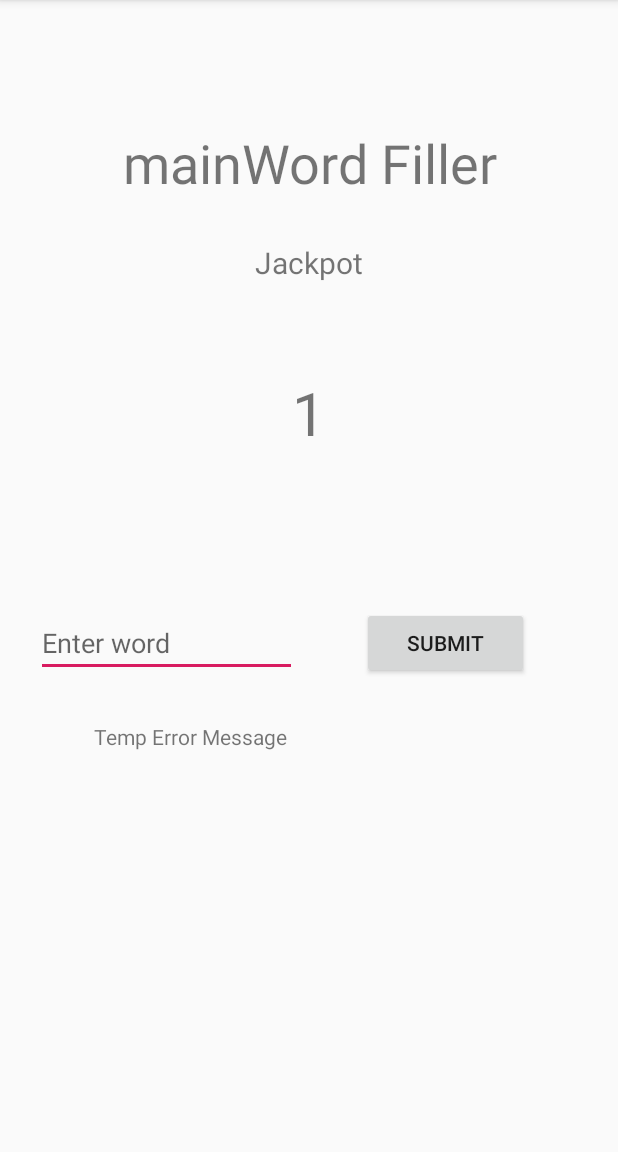
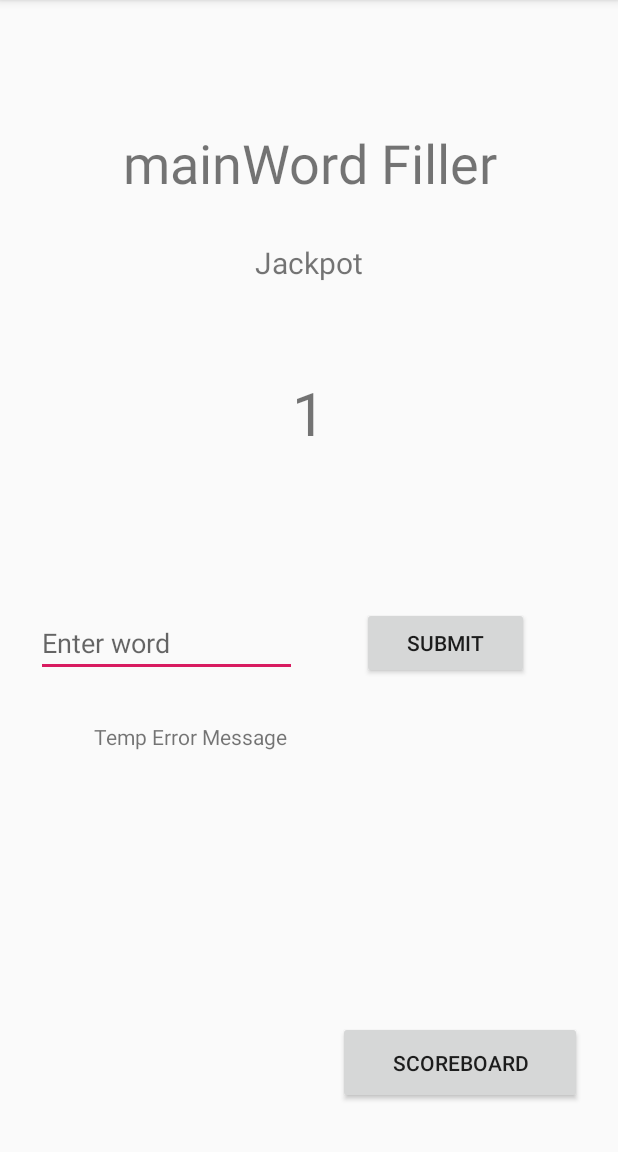
Before and after one commit to glie2/FreedomOfSpeech, an Android app: the screen it shows after launch (GameActivity), after a tap on "START", on a phone screen of 412 x 824 dp, the part 84-1236 px from its top. Run offline under Robolectric (Android 15) with nearby library versions, the phone set to English and light mode, and no system bars.

Commit message:
Added Scoreboard and worked on GameActivity

```diff
--- a/app/src/main/java/com/example/freedomofspeech/MainActivity.java
+++ b/app/src/main/java/com/example/freedomofspeech/MainActivity.java
@@ -9,11 +9,21 @@ import android.widget.Button;
 import android.widget.SeekBar;
 import android.widget.TextView;
 
+import java.util.ArrayList;
+import java.util.List;
+
 public class MainActivity extends AppCompatActivity {
 
     Button startButton;
     TextView numberOfPlayers;
     SeekBar seekBar;
+
+    static List<Integer> score;
+    static int jackpot = 1;
+    static int numPlayers = 1;
+    static int playerIndex = 0;
+
+
 
     @Override
     protected void onCreate(Bundle savedInstanceState) {
@@ -31,10 +41,8 @@ public class MainActivity extends AppCompatActivity {
         seekBar.setOnSeekBarChangeListener(new SeekBar.OnSeekBarChangeListener() {
             @Override
             public void onProgressChanged(SeekBar seekBar, int progress, boolean fromUser) {
-
-                int numPlayers = progress + 1;
-                String numPlayersStr = Integer.toString(numPlayers);
-                numberOfPlayers.setText(numPlayersStr);
+                numPlayers = progress + 1;
+                numberOfPlayers.setText(Integer.toString(progress + 1));
             }
 
             @Override
@@ -53,6 +61,8 @@ public class MainActivity extends AppCompatActivity {
         startButton.setOnClickListener(new View.OnClickListener() {
             @Override
             public void onClick(View v) {
+
+                score = new ArrayList<>(numPlayers);
                 startActivity(new Intent(MainActivity.this, GameActivity.class));
             }
         });
--- a/app/src/main/res/layout/activity_game.xml
+++ b/app/src/main/res/layout/activity_game.xml
@@ -102,4 +102,27 @@
         app:layout_constraintTop_toBottomOf="@+id/submitButton"
         app:layout_constraintVertical_bias="0.088" />
 
+    <TextView
+        android:id="@+id/playerNumberTag"
+        android:layout_width="181dp"
+        android:layout_height="51dp"
+        android:layout_marginStart="24dp"
+        android:layout_marginBottom="36dp"
+        android:textAlignment="center"
+        android:textSize="32sp"
+        app:layout_constraintBottom_toBottomOf="parent"
+        app:layout_constraintStart_toStartOf="parent" />
+
+    <Button
+        android:id="@+id/scoreboardButton"
+        android:layout_width="0dp"
+        android:layout_height="55dp"
+        android:layout_marginStart="20dp"
+        android:layout_marginEnd="24dp"
+        android:layout_marginBottom="32dp"
+        android:text="ScoreBoard"
+        app:layout_constraintBottom_toBottomOf="parent"
+        app:layout_constraintEnd_toEndOf="parent"
+        app:layout_constraintStart_toEndOf="@+id/playerNumberTag" />
+
 </androidx.constraintlayout.widget.ConstraintLayout>
```
Also changed, not shown: app/src/main/AndroidManifest.xml (+7 -2 lines), app/src/main/java/com/example/freedomofspeech/ScoreBoardActivity.java (added, +26 -0 lines), app/src/main/res/layout/activity_score_board.xml (added, +38 -0 lines).
